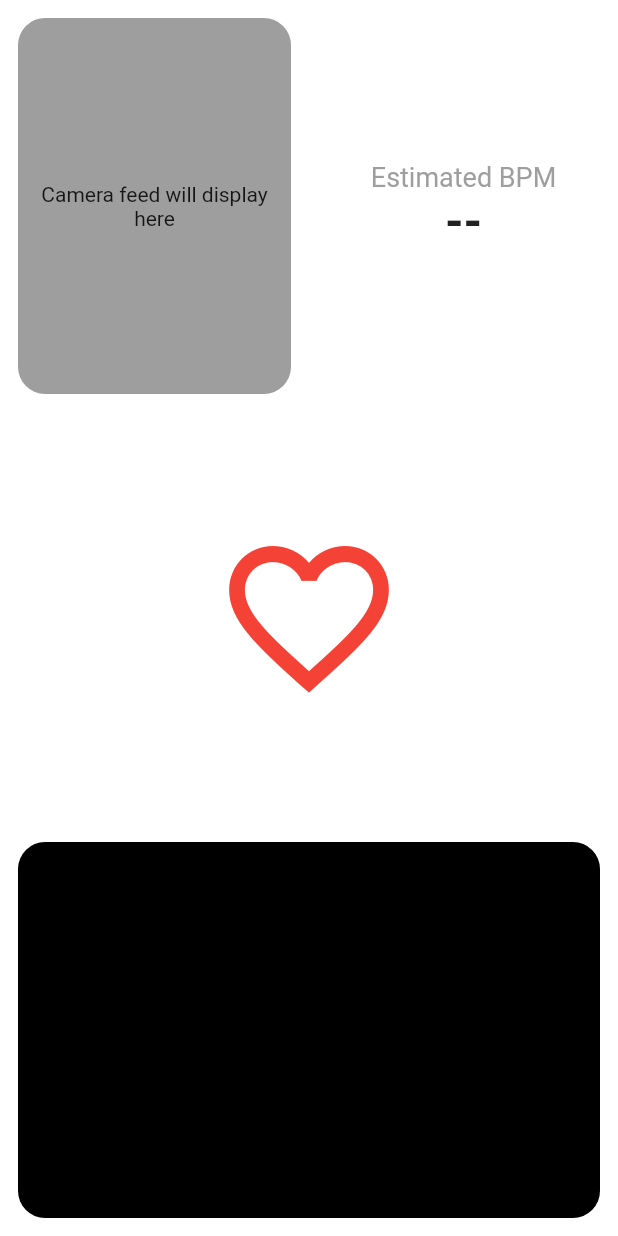
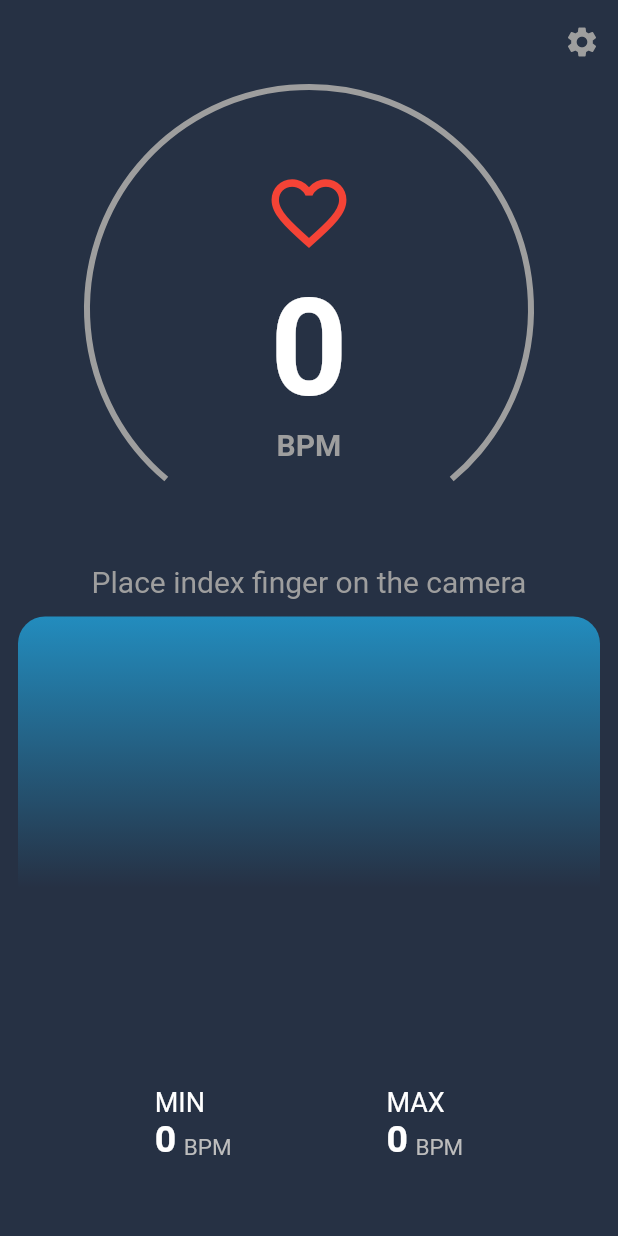
Before and after one commit to Harishwarrior/pulse_rate_monitor, a Flutter app: the screen it shows after launch, on a phone screen of 412 x 824 dp. Run offline on Flutter 3.47's test engine with Material 2 defaults, Android fonts, the phone set to English and light mode, and no system bars; drawn by our look-alikes of percent_indicator; our stand-ins replace charts_flutter, flutter_riverpod, wakelock; missing offline and left inert: flutter_better_camera.

Commit message:
UI Revamp & Minor Fixes

```diff
--- a/lib/main.dart
+++ b/lib/main.dart
@@ -1,16 +1,20 @@
+import 'package:flutter_riverpod/flutter_riverpod.dart';
+import 'package:pulse_rate_monitor/provider/view_provider.dart';
+import 'package:pulse_rate_monitor/theme_data.dart';
 import 'package:pulse_rate_monitor/view/home_view.dart';
 import 'package:flutter/material.dart';
-import 'package:flutter/services.dart';
 
-void main() => runApp(MyApp());
+void main() {
+  runApp(
+    ProviderScope(child: MyApp()),
+  );
+}
 
-class MyApp extends StatelessWidget {
+class MyApp extends ConsumerWidget {
   @override
-  Widget build(BuildContext context) {
+  Widget build(BuildContext context, WidgetRef ref) {
     return MaterialApp(
-      theme: ThemeData(
-        brightness: Brightness.light,
-      ),
+      theme: ref.watch(isDarkModeProvider) ? lightTheme : darkTheme,
       home: HomePage(),
     );
   }
--- /dev/null
+++ b/lib/provider/view_provider.dart
@@ -0,0 +1,3 @@
+import 'package:flutter_riverpod/flutter_riverpod.dart';
+
+final isDarkModeProvider = StateProvider((ref) => false);
--- /dev/null
+++ b/lib/theme_data.dart
@@ -0,0 +1,33 @@
+import 'package:flutter/material.dart';
+
+ThemeData darkTheme = ThemeData(
+  brightness: Brightness.dark,
+  scaffoldBackgroundColor: Color(0xFF263144),
+  primaryColor: Color(0xFF2296CB),
+  appBarTheme: AppBarTheme(
+    titleTextStyle: TextStyle(
+      color: Colors.grey,
+      fontSize: 18,
+      fontWeight: FontWeight.bold,
+    ),
+    iconTheme: IconThemeData(
+      color: Colors.grey,
+    ),
+  ),
+);
+
+ThemeData lightTheme = ThemeData(
+  brightness: Brightness.light,
+  scaffoldBackgroundColor: Color(0xFFE5E5E5),
+  primaryColor: Color(0xFF2296CB),
+  appBarTheme: AppBarTheme(
+    titleTextStyle: TextStyle(
+      color: Colors.black,
+      fontSize: 18,
+      fontWeight: FontWeight.bold,
+    ),
+    iconTheme: IconThemeData(
+      color: Colors.black,
+    ),
+  ),
+);
--- a/lib/view/home_view.dart
+++ b/lib/view/home_view.dart
@@ -1,7 +1,9 @@
 import 'dart:async';
 import 'package:flutter/material.dart';
 import 'package:flutter_better_camera/camera.dart';
+import 'package:percent_indicator/circular_percent_indicator.dart';
 import 'package:wakelock/wakelock.dart';
+import 'setting.dart';
 import 'utils/chart.dart';
 
 class HomePage extends StatefulWidget {
@@ -13,7 +15,7 @@ class HomePage extends StatefulWidget {
 
 class HomePageView extends State<HomePage> with SingleTickerProviderStateMixin {
   bool _toggled = false; // toggle button value
-  List<SensorValue> _data = List<SensorValue>(); // array to store the values
+  List<SensorValue> _data = <SensorValue>[]; // array to store the values
   CameraController _controller;
   double _alpha = 0.3; // factor for the mean value
   AnimationController _animationController;
@@ -50,91 +52,49 @@ class HomePageView extends State<HomePage> with SingleTickerProviderStateMixin {
     super.dispose();
   }
 
+  int maxbpm = 0;
+  int minbpm = 0;
+
   @override
   Widget build(BuildContext context) {
     return Scaffold(
-      backgroundColor: Colors.white,
-      body: SafeArea(
-        child: Column(
-          children: <Widget>[
-            Expanded(
-                flex: 1,
-                child: Row(
-                  mainAxisAlignment: MainAxisAlignment.spaceBetween,
-                  children: <Widget>[
-                    Expanded(
-                      flex: 1,
-                      child: Padding(
-                        padding: EdgeInsets.all(12),
-                        child: ClipRRect(
-                          borderRadius: BorderRadius.all(
-                            Radius.circular(18),
+      appBar: AppBar(
+        elevation: 0,
+        backgroundColor: Colors.transparent,
+        actions: [
+          IconButton(
+            icon: Icon(Icons.settings),
+            onPressed: () {
+              Navigator.push(
+                context,
+                MaterialPageRoute(
+                  builder: (context) {
+                    return Settings();
+                  },
                 ),
-                          child: Stack(
-                            fit: StackFit.expand,
-                            alignment: Alignment.center,
-                            children: <Widget>[
-                              _controller != null && _toggled
-                                  ? AspectRatio(
-                                      aspectRatio:
-                                          _controller.value.aspectRatio,
-                                      child: CameraPreview(_controller),
-                                    )
-                                  : Container(
-                                      padding: EdgeInsets.all(12),
-                                      alignment: Alignment.center,
-                                      color: Colors.grey,
+              );
+            },
           ),
-                              Container(
-                                alignment: Alignment.center,
-                                padding: EdgeInsets.all(4),
-                                child: Text(
-                                  _toggled
-                                      ? "Cover both the camera and the flash with your finger"
-                                      : "Camera feed will display here",
-                                  style: TextStyle(
-                                      backgroundColor: _toggled
-                                          ? Colors.white
-                                          : Colors.transparent),
-                                  textAlign: TextAlign.center,
-                                ),
-                              )
         ],
       ),
-                        ),
-                      ),
-                    ),
-                    Expanded(
-                      flex: 1,
+      body: SafeArea(
         child: Center(
           child: Column(
-                        mainAxisSize: MainAxisSize.min,
             crossAxisAlignment: CrossAxisAlignment.center,
             children: <Widget>[
-                          Text(
-                            "Estimated BPM",
-                            style: TextStyle(fontSize: 18, color: Colors.grey),
-                          ),
-                          Text(
-                            (_bpm > 30 && _bpm < 150 ? _bpm.toString() : "--"),
-                            style: TextStyle(
-                                fontSize: 32, fontWeight: FontWeight.bold),
-                          ),
-                        ],
-                      )),
-                    ),
-                  ],
-                )),
-            Expanded(
-              flex: 1,
-              child: Center(
+              CircularPercentIndicator(
+                center: Column(
+                  mainAxisAlignment: MainAxisAlignment.center,
+                  children: [
+                    Center(
                       child: Transform.scale(
                         scale: _iconScale,
                         child: IconButton(
-                    icon:
-                        Icon(_toggled ? Icons.favorite : Icons.favorite_border),
+                          icon: Icon(
+                            _toggled ? Icons.favorite : Icons.favorite_border,
+                          ),
                           color: Colors.red,
-                    iconSize: 128,
+                          iconSize: 60,
                           onPressed: () {
                             if (_toggled) {
                               _untoggle();
@@ -145,20 +105,163 @@ class HomePageView extends State<HomePage> with SingleTickerProviderStateMixin {
                         ),
                       ),
                     ),
+                    Text(
+                      (_bpm.toString()),
+                      style: TextStyle(
+                        fontSize: 90,
+                        fontWeight: FontWeight.bold,
+                      ),
+                    ),
+                    Text(
+                      'BPM',
+                      style: TextStyle(
+                          fontSize: 20,
+                          fontWeight: FontWeight.bold,
+                          color: Colors.grey),
+                    ),
+                  ],
+                ),
+                radius: 150,
+                lineWidth: 4,
+                arcBackgroundColor: Colors.grey,
+                arcType: ArcType.FULL,
+                progressColor: Theme.of(context).primaryColor,
+                percent:
+                    (_bpm.toDouble() / 200) > 1 ? 1 : (_bpm.toDouble() / 200),
+              ),
+              SizedBox(
+                height: 20,
+              ),
+              Text(
+                'Place index finger on the camera',
+                style: TextStyle(
+                  color: Colors.grey,
+                  fontSize: 20,
+                ),
               ),
               Expanded(
-              flex: 1,
+                flex: 2,
                 child: Container(
                   margin: EdgeInsets.all(12),
                   decoration: BoxDecoration(
+                    gradient: LinearGradient(
+                      begin: Alignment.topCenter,
+                      end: Alignment.bottomCenter,
+                      colors: [
+                        Color(0xFF2296CB).withOpacity(0.9),
+                        Color(0xFF2296CB).withOpacity(0.8),
+                        Color(0xFF2296CB).withOpacity(0.7),
+                        Color(0xFF2296CB).withOpacity(0.6),
+                        Color(0xFF2296CB).withOpacity(0.5),
+                        Color(0xFF2296CB).withOpacity(0.4),
+                        Color(0xFF2296CB).withOpacity(0.3),
+                        Color(0xFF2296CB).withOpacity(0.2),
+                        Color(0xFF2296CB).withOpacity(0.1),
+                        Color(0xFF2296CB).withOpacity(0.0),
+                        Theme.of(context)
+                            .scaffoldBackgroundColor
+                            .withOpacity(0.0),
+                        Theme.of(context)
+                            .scaffoldBackgroundColor
+                            .withOpacity(0.1),
+                        Theme.of(context)
+                            .scaffoldBackgroundColor
+                            .withOpacity(0.2),
+                        Theme.of(context)
+                            .scaffoldBackgroundColor
+                            .withOpacity(0.3),
+                        Theme.of(context)
+                            .scaffoldBackgroundColor
+                            .withOpacity(0.4),
+                        Theme.of(context)
+                            .scaffoldBackgroundColor
+                            .withOpacity(0.5),
+                      ],
+                    ),
                     borderRadius: BorderRadius.all(
                       Radius.circular(18),
                     ),
-                    color: Colors.black),
+                  ),
                   child: Chart(_data),
                 ),
               ),
+              Padding(
+                padding: const EdgeInsets.only(bottom: 50.0),
+                child: Row(
+                  mainAxisAlignment: MainAxisAlignment.spaceEvenly,
+                  crossAxisAlignment: CrossAxisAlignment.center,
+                  children: [
+                    Column(
+                      crossAxisAlignment: CrossAxisAlignment.start,
+                      children: [
+                        Text(
+                          'MIN',
+                          style: TextStyle(
+                            fontSize: 18,
+                          ),
+                        ),
+                        Row(
+                          crossAxisAlignment: CrossAxisAlignment.end,
+                          children: [
+                            Text(
+                              minbpm.toString(),
+                              style: TextStyle(
+                                fontSize: 25,
+                                fontWeight: FontWeight.bold,
+                              ),
+                            ),
+                            SizedBox(
+                              width: 5,
+                            ),
+                            Text(
+                              'BPM',
+                              style: TextStyle(
+                                fontSize: 15,
+                                color: Colors.grey.shade400,
+                              ),
+                            ),
                           ],
+                        ),
+                      ],
+                    ),
+                    Column(
+                      crossAxisAlignment: CrossAxisAlignment.start,
+                      children: [
+                        Text(
+                          'MAX',
+                          style: TextStyle(
+                            fontSize: 18,
+                          ),
+                        ),
+                        Row(
+                          crossAxisAlignment: CrossAxisAlignment.end,
+                          children: [
+                            Text(
+                              maxbpm.toString(),
+                              style: TextStyle(
+                                fontSize: 25,
+                                fontWeight: FontWeight.bold,
+                              ),
+                            ),
+                            SizedBox(
+                              width: 5,
+                            ),
+                            Text(
+                              'BPM',
+                              style: TextStyle(
+                                fontSize: 15,
+                                color: Colors.grey.shade400,
+                              ),
+                            ),
+                          ],
+                        ),
+                      ],
+                    ),
+                  ],
+                ),
+              ),
+            ],
+          ),
         ),
       ),
     );
@@ -215,8 +318,8 @@ class HomePageView extends State<HomePage> with SingleTickerProviderStateMixin {
       _controller.startImageStream((CameraImage image) {
         _image = image;
       });
-    } catch (Exception) {
-      debugPrint(Exception);
+    } catch (exception) {
+      debugPrint(exception);
     }
   }
 
@@ -288,6 +391,11 @@ class HomePageView extends State<HomePage> with SingleTickerProviderStateMixin {
         print(_bpm);
         setState(() {
           this._bpm = ((1 - _alpha) * this._bpm + _alpha * _bpm).toInt();
+          if (minbpm == 0) {
+            minbpm = this._bpm;
+          }
+          if (this._bpm > maxbpm) maxbpm = this._bpm;
+          if (this._bpm < minbpm) minbpm = this._bpm;
         });
       }
       await Future.delayed(Duration(
--- /dev/null
+++ b/lib/view/setting.dart
@@ -0,0 +1,33 @@
+// create a toggle menu
+
+import 'package:flutter/cupertino.dart';
+import 'package:flutter/material.dart';
+import 'package:flutter_riverpod/flutter_riverpod.dart';
+
+import '../provider/view_provider.dart';
+
+class Settings extends ConsumerWidget {
+  Settings({Key key}) : super(key: key);
+
+  @override
+  Widget build(BuildContext context, WidgetRef ref) {
+    final isDarkMode = ref.watch(isDarkModeProvider);
+
+    return Scaffold(
+      appBar: AppBar(
+        backgroundColor: Colors.transparent,
+        elevation: 0,
+        title: Text('Settings'),
+      ),
+      body: Center(
+        child: CupertinoSwitch(
+          value: !isDarkMode,
+          activeColor: Colors.blue,
+          onChanged: (value) {
+            ref.read(isDarkModeProvider.notifier).state = !isDarkMode;
+          },
+        ),
+      ),
+    );
+  }
+}
--- a/lib/view/utils/chart.dart
+++ b/lib/view/utils/chart.dart
@@ -8,15 +8,19 @@ class Chart extends StatelessWidget {
 
   @override
   Widget build(BuildContext context) {
-    return new charts.TimeSeriesChart([
+    return new charts.TimeSeriesChart(
+
+      [
       charts.Series<SensorValue, DateTime>(
+
         id: 'Values',
-        colorFn: (_, __) => charts.MaterialPalette.green.shadeDefault,
+        colorFn: (_, __) => charts.MaterialPalette.deepOrange.shadeDefault,
         domainFn: (SensorValue values, _) => values.time,
         measureFn: (SensorValue values, _) => values.value,
         data: _data,
       )
     ],
+
         animate: false,
         primaryMeasureAxis: charts.NumericAxisSpec(
           tickProviderSpec:
--- a/pubspec.yaml
+++ b/pubspec.yaml
@@ -13,6 +13,8 @@ dependencies:
   charts_flutter: ^0.12.0
   wakelock: ^0.6.2
   flutter_better_camera: ^1.0.2+1
+  flutter_riverpod: ^2.0.2
+  percent_indicator: ^4.2.2
 
 dev_dependencies:
   flutter_test:
```
Lines whose indentation alone changed are shown as unchanged.
